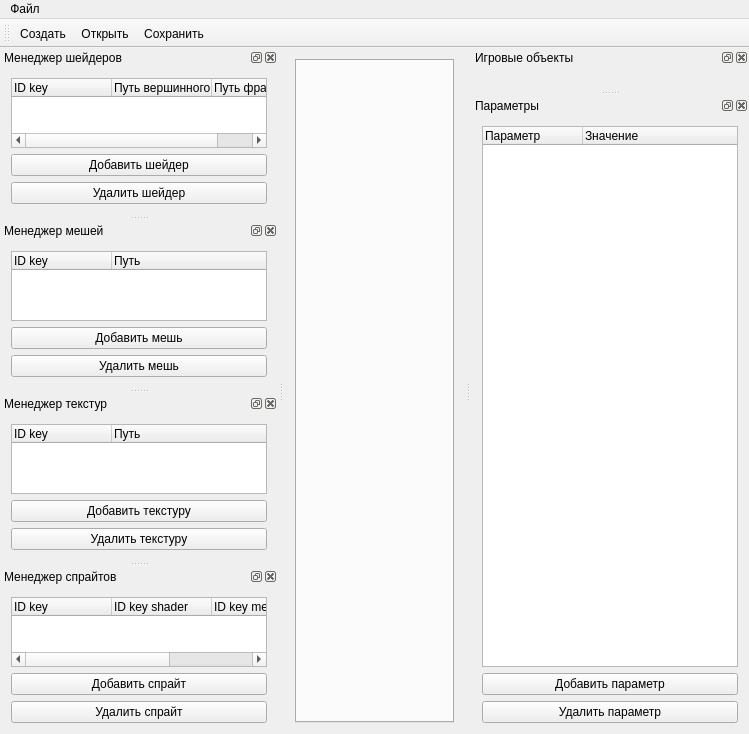
The window that SRC/mainform.ui (maxiprogram/Editor) describes before a commit, drawn with Qt 5.
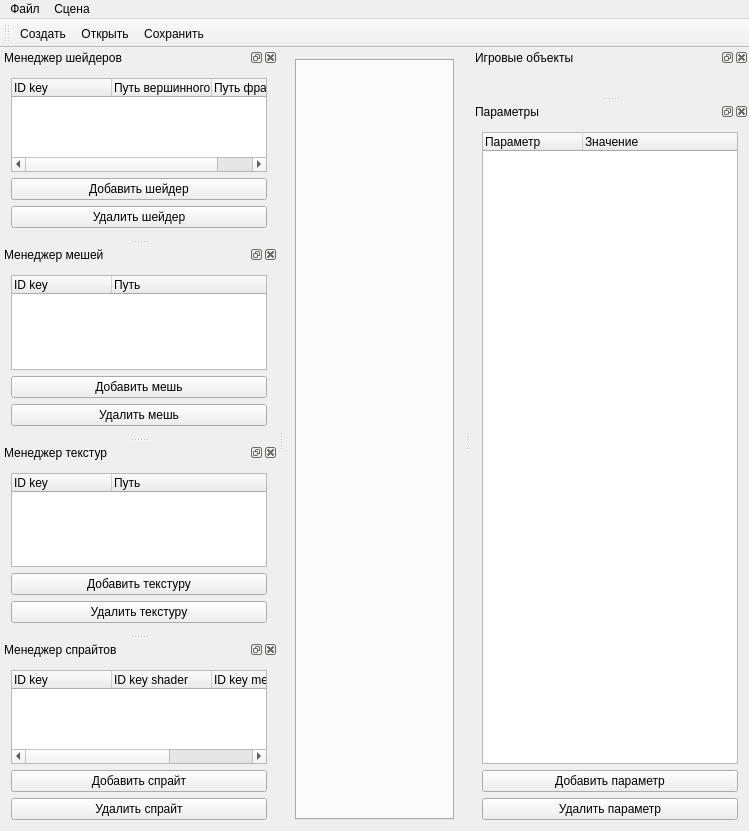
The same window after the commit.

Patch:
```diff
--- a/SRC/mainform.ui
+++ b/SRC/mainform.ui
@@ -7,7 +7,7 @@
     <x>0</x>
     <y>0</y>
     <width>749</width>
-    <height>682</height>
+    <height>831</height>
    </rect>
   </property>
   <property name="windowTitle">
@@ -39,7 +39,7 @@
      <x>0</x>
      <y>0</y>
      <width>749</width>
-     <height>20</height>
+     <height>27</height>
     </rect>
    </property>
    <widget class="QMenu" name="menu">
@@ -56,7 +56,14 @@
     <addaction name="close_all_scene"/>
     <addaction name="exit"/>
    </widget>
+   <widget class="QMenu" name="menuCwtyf">
+    <property name="title">
+     <string>Сцена</string>
+    </property>
+    <addaction name="set_projection_scene"/>
+   </widget>
    <addaction name="menu"/>
+   <addaction name="menuCwtyf"/>
   </widget>
   <widget class="QToolBar" name="toolBarFile">
    <property name="windowTitle">
```
Left out of the diff: 5 changed lines with no effect on the pictures.
